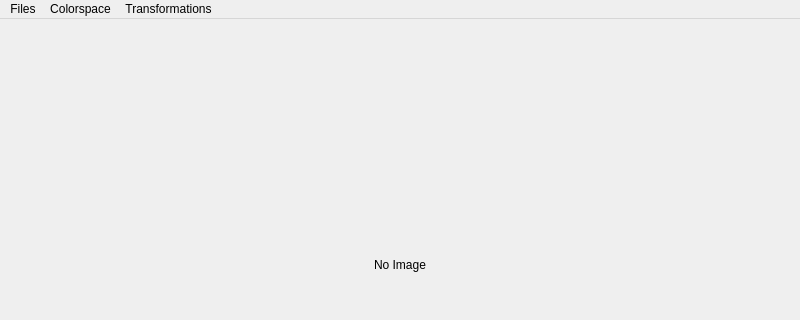
Before: the Qt Designer form UI/mainWindow.ui in DanielCastriani/OpenCvExemple, drawn with Qt 5; both pictures show x 0 to 800 and y 0 to 320 of the 800 by 533 pixel window.
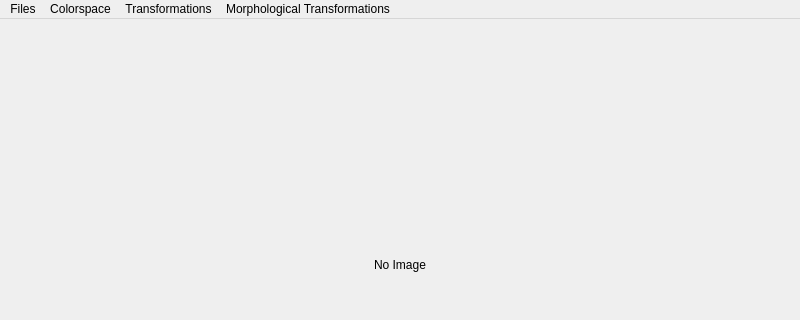
After: the same form once the commit is applied.

Commit message: FlipH, FlipV, rotation, morphological transformations

```diff
--- a/UI/mainWindow.ui
+++ b/UI/mainWindow.ui
@@ -75,9 +75,20 @@
     <addaction name="actionFlick_Horizontal"/>
     <addaction name="actionFlip_Vertical"/>
    </widget>
+   <widget class="QMenu" name="menuMorphological_Transformations">
+    <property name="title">
+     <string>Morphological Transformations</string>
+    </property>
+    <addaction name="actionErosion"/>
+    <addaction name="actionDilation"/>
+    <addaction name="actionOpening"/>
+    <addaction name="actionClosing"/>
+    <addaction name="actionMorphological_Gradient"/>
+   </widget>
    <addaction name="menuFIles"/>
    <addaction name="menuColorspace"/>
    <addaction name="menuTransformations"/>
+   <addaction name="menuMorphological_Transformations"/>
   </widget>
   <widget class="QStatusBar" name="statusbar"/>
   <action name="actionOpen">
```
Left out of the diff: 29 changed lines with no effect on the pictures. The commit also changes 4 other files.
